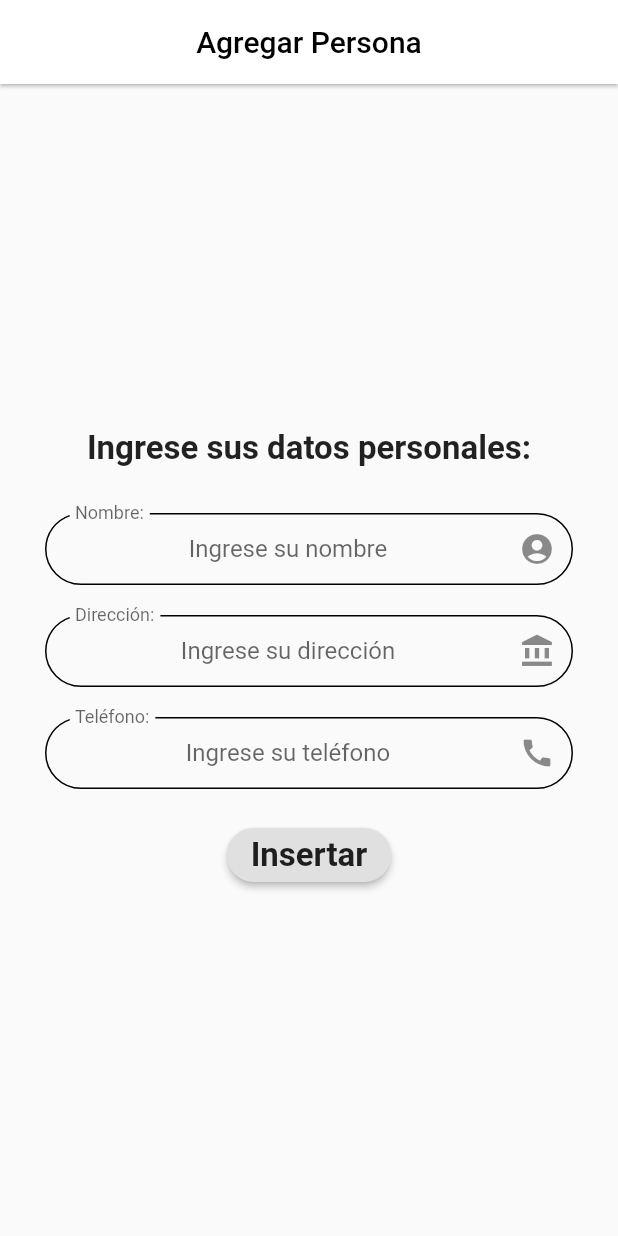
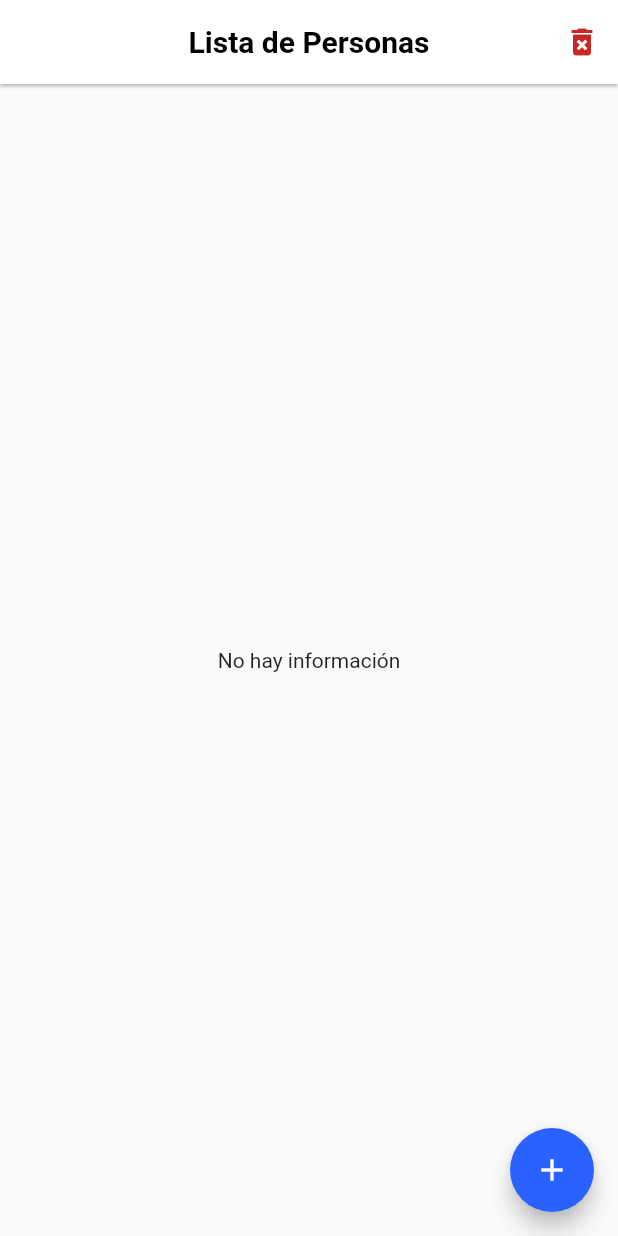
Before and after one commit to keremyalex/personas, a Flutter app: the screen it shows after launch, on a phone screen of 412 x 824 dp. Run offline on Flutter 3.47's test engine with Material 2 defaults, Android fonts, the phone set to English and light mode, and no system bars; our stand-ins replace sqflite; accounts and stored records are empty.

Commit message:
add persona

```diff
--- a/lib/main.dart
+++ b/lib/main.dart
@@ -1,6 +1,6 @@
 import 'package:flutter/material.dart';
-import 'package:persona/src/pages/add_persona_page.dart';
-import 'package:persona/src/pages/home_page.dart';
+import 'package:persona/src/pages/add_persona/add_persona_page.dart';
+import 'package:persona/src/pages/home/home_page.dart';
 
 void main() => runApp(MyApp());
 
@@ -10,8 +10,12 @@ class MyApp extends StatelessWidget {
     return MaterialApp(
       debugShowCheckedModeBanner: false,
       title: 'Material App',
-      theme: ThemeData(brightness: Brightness.light),
-      home: AddPersonaPage(),
+      //theme: ThemeData(brightness: Brightness.light),
+      initialRoute: 'HomePage',
+      routes: {
+        'HomePage': (context) => HomePage(),
+        'AddPersonaPage': (context) => AddPersonaPage()
+      },
     );
   }
 }
--- a/lib/src/pages/add_persona_page.dart
+++ /dev/null
@@ -1,110 +0,0 @@
-import 'package:flutter/material.dart';
-
-class AddPersonaPage extends StatefulWidget {
-  AddPersonaPage({Key key}) : super(key: key);
-
-  @override
-  _AddPersonaPageState createState() => _AddPersonaPageState();
-}
-
-class _AddPersonaPageState extends State<AddPersonaPage> {
-  @override
-  Widget build(BuildContext context) {
-    return SafeArea(
-        child: Scaffold(
-      //resizeToAvoidBottomPadding: false,
-      appBar: AppBar(
-        backgroundColor: Colors.white,
-        title: Text(
-          'Agregar Persona',
-          style: TextStyle(color: Colors.black),
-        ),
-        centerTitle: true,
-        elevation: 1,
-      ),
-      body: Center(
-          child: SingleChildScrollView(
-        child: Column(
-          mainAxisAlignment: MainAxisAlignment.center,
-          children: [
-            Text(
-              'Ingrese sus datos personales:',
-              style: TextStyle(fontSize: 22, fontWeight: FontWeight.bold),
-            ),
-            SizedBox(
-              height: 30,
-            ),
-            TextFomFieldPersona(
-              titulo: 'Nombre:',
-              hintText: 'Ingrese su nombre',
-              icono: Icon(Icons.account_circle),
-            ),
-            SizedBox(
-              height: 20,
-            ),
-            TextFomFieldPersona(
-              titulo: 'Dirección:',
-              hintText: 'Ingrese su dirección',
-              icono: Icon(Icons.account_balance),
-            ),
-            SizedBox(
-              height: 20,
-            ),
-            TextFomFieldPersona(
-              titulo: 'Teléfono:',
-              hintText: 'Ingrese su teléfono',
-              icono: Icon(Icons.call),
-            ),
-            SizedBox(
-              height: 20,
-            ),
-            RaisedButton(
-              shape: RoundedRectangleBorder(
-                  borderRadius: BorderRadius.circular(18)),
-              onPressed: () => {},
-              child: Text('Insertar',
-                  style: TextStyle(fontSize: 22, fontWeight: FontWeight.bold)),
-            )
-          ],
-        ),
-      )),
-    ));
-  }
-}
-
-class TextFomFieldPersona extends StatelessWidget {
-  final String titulo, hintText;
-  final Icon icono;
-
-  const TextFomFieldPersona({
-    Key key,
-    this.titulo,
-    this.hintText,
-    this.icono,
-  }) : super(key: key);
-
-  @override
-  Widget build(BuildContext context) {
-    return Padding(
-      padding: EdgeInsets.symmetric(horizontal: 30),
-      child: TextFormField(
-        //controller: _aController,
-        //keyboardType: TextInputType.number,
-        //inputFormatters: [WhitelistingTextInputFormatter.digitsOnly],
-        textAlign: TextAlign.center,
-        decoration: InputDecoration(
-            labelText: titulo,
-            hintText: hintText,
-            contentPadding: EdgeInsets.symmetric(horizontal: 20),
-            border: InputBorder.none,
-            floatingLabelBehavior: FloatingLabelBehavior.always,
-            //con: Icon(Icons.access_alarm),
-            suffixIcon: icono,
-            enabledBorder:
-                OutlineInputBorder(borderRadius: BorderRadius.circular(30)),
-            focusedBorder:
-                OutlineInputBorder(borderRadius: BorderRadius.circular(30))),
-      ),
-    );
-  }
-}
--- /dev/null
+++ b/lib/src/pages/home/home_page.dart
@@ -0,0 +1,48 @@
+import 'package:flutter/material.dart';
+import 'package:persona/src/bloc/personas_bloc.dart';
+import 'package:persona/src/pages/home/components/body.dart';
+
+class HomePage extends StatefulWidget {
+  HomePage({Key key}) : super(key: key);
+
+  @override
+  _HomePageState createState() => _HomePageState();
+}
+
+class _HomePageState extends State<HomePage> {
+  final personasBloc = new PersonasBloc();
+
+  @override
+  Widget build(BuildContext context) {
+    return SafeArea(
+      child: Scaffold(
+        appBar: AppBar(
+          title: Text(
+            'Lista de Personas',
+            style: TextStyle(color: Colors.black, fontWeight: FontWeight.bold),
+          ),
+          centerTitle: true,
+          backgroundColor: Colors.white,
+          elevation: 1,
+          actions: <Widget>[
+            IconButton(
+                icon: Icon(
+                  Icons.delete_forever,
+                  color: Colors.red[800],
+                ),
+                onPressed: personasBloc.borrarPersonaTodos)
+          ],
+        ),
+        body: Body(),
+        floatingActionButton: FloatingActionButton(
+          backgroundColor: Colors.blueAccent[700],
+          onPressed: () => Navigator.pushNamed(context, 'AddPersonaPage'),
+          child: Icon(
+            Icons.add,
+            color: Colors.white,
+          ),
+        ),
+      ),
+    );
+  }
+}
```
Also changed, not shown: lib/src/pages/add_persona/add_persona_page.dart (added, +32 -0 lines), lib/src/pages/add_persona/components/body.dart (added, +98 -0 lines), lib/src/pages/add_persona/components/text_form_field_persona.dart (added, +37 -0 lines), lib/src/pages/add_persona/components/text_form_field_telefono.dart (added, +40 -0 lines), lib/src/pages/home/components/body.dart (renamed from lib/src/pages/persona_page.dart, +17 -6 lines), lib/src/pages/home_page.dart (deleted, +0 -51 lines).
